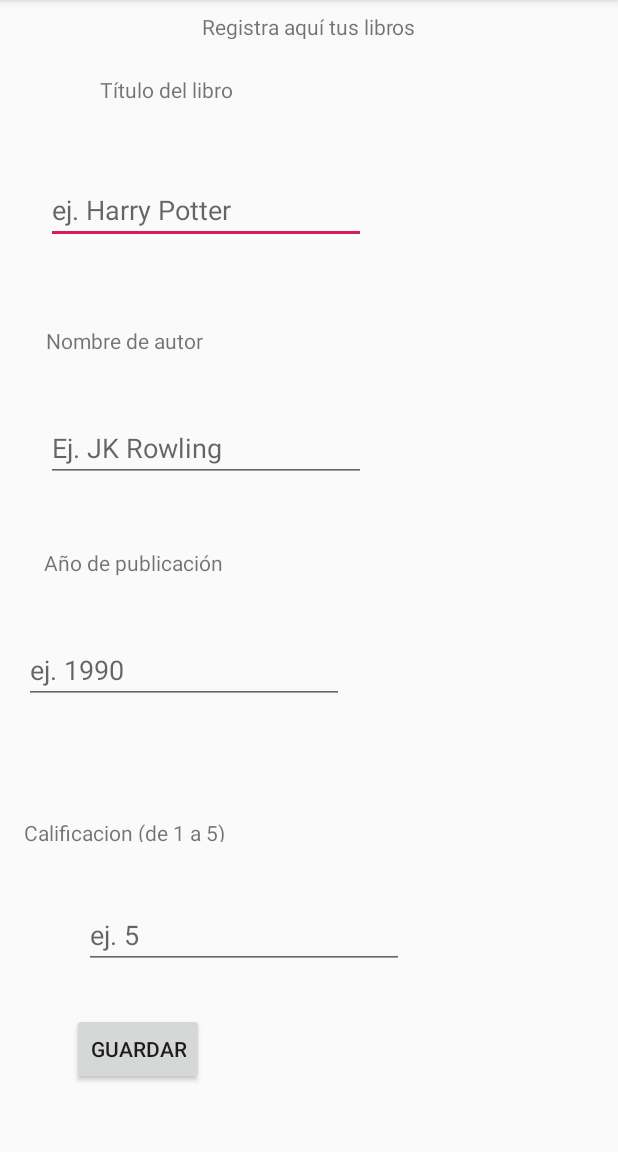
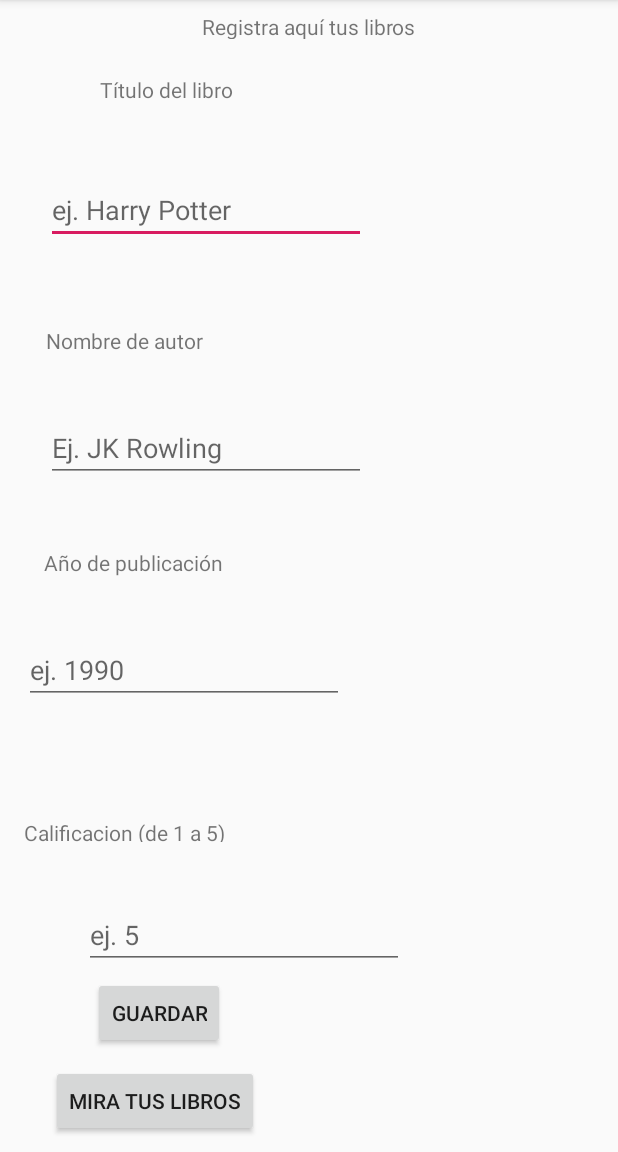
Before and after one commit to catapim/trabajo-grupal-s4, an Android app: the screen it shows after launch (MainActivity), on a phone screen of 412 x 824 dp, the part 84-1236 px from its top. Run offline under Robolectric (Android 15) with nearby library versions, the phone set to English and light mode, and no system bars.

Commit message:
boton mirar libros

```diff
--- a/base/app/src/main/res/layout-v26/registrolibro.xml
+++ b/base/app/src/main/res/layout-v26/registrolibro.xml
@@ -146,12 +146,27 @@
         android:layout_width="wrap_content"
         android:layout_height="wrap_content"
         android:layout_marginStart="34dp"
-        android:layout_marginTop="27dp"
+        android:layout_marginTop="5dp"
         android:layout_marginEnd="262dp"
         android:layout_marginBottom="43dp"
         android:text="@string/guardar_libros"
         app:layout_constraintBottom_toBottomOf="parent"
         app:layout_constraintEnd_toEndOf="parent"
+        app:layout_constraintHorizontal_bias="1.0"
         app:layout_constraintStart_toStartOf="parent"
-        app:layout_constraintTop_toBottomOf="@+id/input_calificacion" />
+        app:layout_constraintTop_toBottomOf="@+id/input_calificacion"
+        app:layout_constraintVertical_bias="0.0" />
+
+    <Button
+        android:id="@+id/btn_ver_libro"
+        android:layout_width="wrap_content"
+        android:layout_height="wrap_content"
+        android:layout_marginStart="34dp"
+        android:layout_marginEnd="262dp"
+        android:text="@string/ver_libros"
+        app:layout_constraintBottom_toBottomOf="parent"
+        app:layout_constraintEnd_toEndOf="parent"
+        app:layout_constraintHorizontal_bias="0.0"
+        app:layout_constraintStart_toStartOf="parent"
+        app:layout_constraintTop_toBottomOf="@+id/btn_guardar_libro" />
 </android.support.constraint.ConstraintLayout>
--- /dev/null
+++ b/base/app/src/main/res/layout/librosingresados.xml
@@ -0,0 +1,6 @@
+<?xml version="1.0" encoding="utf-8"?>
+<android.support.constraint.ConstraintLayout
+    xmlns:android="http://schemas.android.com/apk/res/android" android:layout_width="match_parent"
+    android:layout_height="match_parent">
+
+</android.support.constraint.ConstraintLayout>
```
